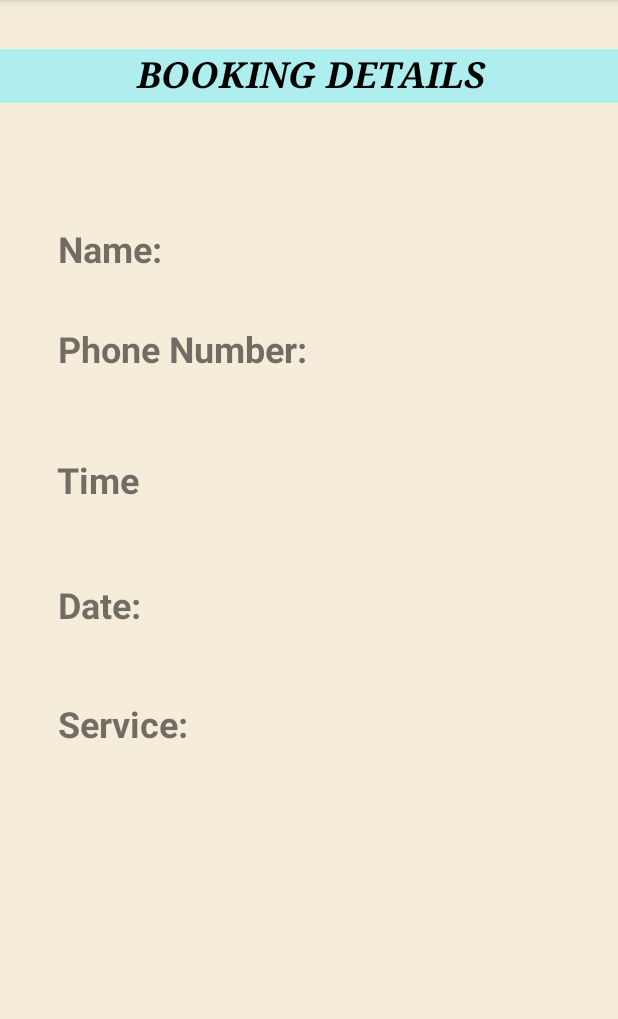
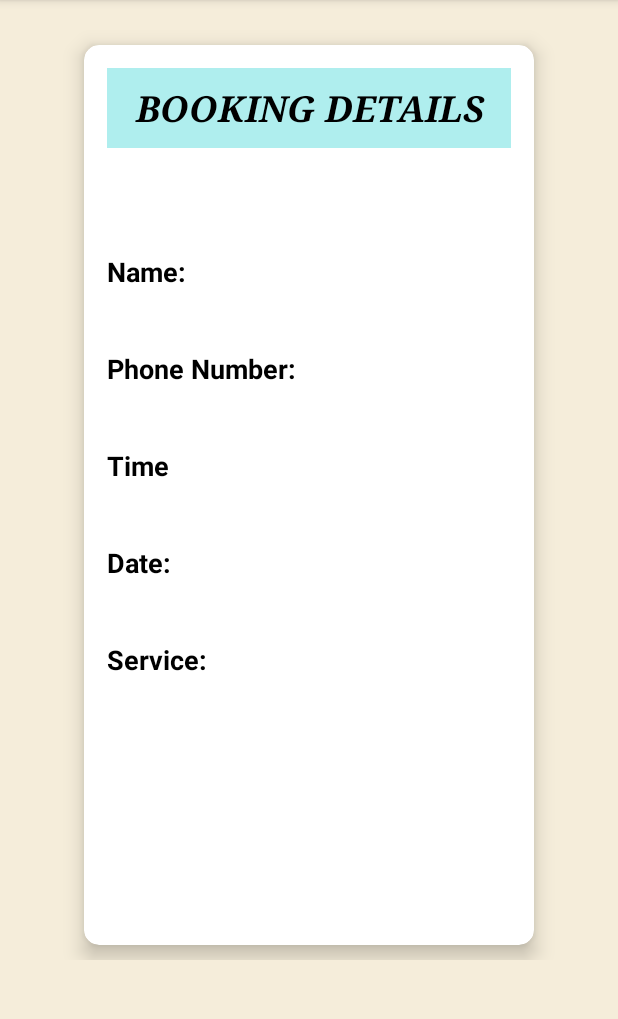
Before and after one commit to khairakh/gp8, an Android app: the DisplayBooking screen opened directly, with no data from a screen before it, on a phone screen of 412 x 824 dp, the part 84-1103 px from its top. Run offline under Robolectric (Android 15) with nearby library versions, the light colour scheme and no system bars; our stand-ins replace Firebase (no records; nobody signed in at launch, a user with empty details on screens opened directly); 5 statements that could not run were skipped.

Commit message:
Display booking updated

```diff
--- a/app/src/main/java/com/example/group8/BookingForm.java
+++ b/app/src/main/java/com/example/group8/BookingForm.java
@@ -141,14 +141,14 @@ public class BookingForm extends AppCompatActivity {
             @Override
             public void onItemSelected(AdapterView<?> arg0, View arg1, int arg2, long arg3) {
                 int index = arg0.getSelectedItemPosition();
-
-                if (index == 0){
+                nServices = services[index];
+                /*if (index == 0){
                     Toast.makeText(getBaseContext(), "Please select a service", Toast.LENGTH_SHORT).show();
                 }
                 else{
                     nServices = services[index];
                     Toast.makeText(getBaseContext(), "You have selected " + services[index], Toast.LENGTH_SHORT).show();
-                }
+                }*/
             }
 
             @Override
--- a/app/src/main/java/com/example/group8/DisplayBooking.java
+++ b/app/src/main/java/com/example/group8/DisplayBooking.java
@@ -39,18 +39,18 @@ public class DisplayBooking extends AppCompatActivity {
         firebaseAuth = FirebaseAuth.getInstance();
         firebaseDatabase = FirebaseDatabase.getInstance();
 
-        databaseReference = firebaseDatabase.getInstance().getReference("Booking Info").child(firebaseAuth.getUid());
+        databaseReference = firebaseDatabase.getInstance().getReference("Booking Data").child(firebaseAuth.getUid());
 
         databaseReference.addValueEventListener(new ValueEventListener() {
             @Override
             public void onDataChange(@NonNull DataSnapshot snapshot) {
-                UserBooking userBooking = snapshot.getValue(UserBooking.class);
+                BookingData bookingData = snapshot.getValue(BookingData.class);
 
-                dName.setText("Name: " + userBooking.getName());
-                dNumber.setText("Phone Number: " + userBooking.getPhoneNumber());
-                dDate.setText("Date: " + userBooking.getDate());
-                dTime.setText("Time: " + userBooking.getTime());
-                dService.setText("Service: " + userBooking.getServices());
+                dName.setText("Name: " + bookingData.getName());
+                dNumber.setText("Phone Number: " + bookingData.getPhoneNumber());
+                dDate.setText("Date: " + bookingData.getDate());
+                dTime.setText("Time: " + bookingData.getTime());
+                dService.setText("Service: " + bookingData.getServices());
             }
 
             @Override
--- a/app/src/main/res/layout/activity_display_booking.xml
+++ b/app/src/main/res/layout/activity_display_booking.xml
@@ -1,5 +1,5 @@
 <?xml version="1.0" encoding="utf-8"?>
-<androidx.constraintlayout.widget.ConstraintLayout xmlns:android="http://schemas.android.com/apk/res/android"
+<ScrollView xmlns:android="http://schemas.android.com/apk/res/android"
     xmlns:app="http://schemas.android.com/apk/res-auto"
     xmlns:tools="http://schemas.android.com/tools"
     android:layout_width="match_parent"
@@ -7,91 +7,100 @@
     android:background="#F5EDDA"
     tools:context=".DisplayBooking">
 
-    <TextView
-        android:id="@+id/tvName"
-        android:layout_width="wrap_content"
-        android:layout_height="wrap_content"
-        android:text="Name: "
-        android:textSize="24sp"
-        android:textStyle="bold"
-        app:layout_constraintBottom_toBottomOf="parent"
-        app:layout_constraintEnd_toEndOf="parent"
-        app:layout_constraintHorizontal_bias="0.115"
-        app:layout_constraintStart_toStartOf="parent"
-        app:layout_constraintTop_toTopOf="parent"
-        app:layout_constraintVertical_bias="0.203" />
+    <androidx.appcompat.widget.LinearLayoutCompat
+        android:layout_width="match_parent"
+        android:layout_height="match_parent"
+        android:orientation="vertical">
 
-    <TextView
-        android:id="@+id/tvNumber"
-        android:layout_width="wrap_content"
-        android:layout_height="wrap_content"
-        android:text="Phone Number: "
-        android:textSize="24sp"
-        android:textStyle="bold"
-        app:layout_constraintBottom_toBottomOf="parent"
-        app:layout_constraintEnd_toEndOf="parent"
-        app:layout_constraintHorizontal_bias="0.16"
-        app:layout_constraintStart_toStartOf="parent"
-        app:layout_constraintTop_toBottomOf="@+id/tvName"
-        app:layout_constraintVertical_bias="0.062" />
+        <LinearLayout
+            android:layout_width="match_parent"
+            android:layout_height="match_parent"
+            android:orientation="horizontal"
+            android:textAlignment="center"
+            android:gravity="center_horizontal"
+            android:padding="20dp">
 
-    <TextView
-        android:id="@+id/tvTime"
-        android:layout_width="wrap_content"
-        android:layout_height="wrap_content"
-        android:text="Time"
-        android:textSize="24sp"
-        android:textStyle="bold"
-        app:layout_constraintBottom_toBottomOf="parent"
-        app:layout_constraintEnd_toEndOf="parent"
-        app:layout_constraintHorizontal_bias="0.106"
-        app:layout_constraintStart_toStartOf="parent"
-        app:layout_constraintTop_toBottomOf="@+id/tvNumber"
-        app:layout_constraintVertical_bias="0.113" />
+            <androidx.cardview.widget.CardView
+                android:layout_width="300dp"
+                android:layout_height="600dp"
+                android:layout_margin="10dp"
+                app:cardCornerRadius="10dp"
+                app:cardElevation="8dp"
+                android:orientation="horizontal"
+                android:backgroundTint="@color/white">
 
-    <TextView
-        android:id="@+id/tvDate"
-        android:layout_width="wrap_content"
-        android:layout_height="wrap_content"
-        android:text="Date: "
-        android:textSize="24sp"
-        android:textStyle="bold"
-        app:layout_constraintBottom_toBottomOf="parent"
-        app:layout_constraintEnd_toEndOf="parent"
-        app:layout_constraintHorizontal_bias="0.11"
-        app:layout_constraintStart_toStartOf="parent"
-        app:layout_constraintTop_toBottomOf="@+id/tvTime"
-        app:layout_constraintVertical_bias="0.127" />
+                <LinearLayout
+                    android:layout_width="match_parent"
+                    android:layout_height="match_parent"
+                    android:orientation="vertical"
+                    android:padding="15dp">
 
-    <TextView
-        android:id="@+id/tvService"
-        android:layout_width="wrap_content"
-        android:layout_height="wrap_content"
-        android:text="Service: "
-        android:textSize="24sp"
-        android:textStyle="bold"
-        app:layout_constraintBottom_toBottomOf="parent"
-        app:layout_constraintEnd_toEndOf="parent"
-        app:layout_constraintHorizontal_bias="0.121"
-        app:layout_constraintStart_toStartOf="parent"
-        app:layout_constraintTop_toBottomOf="@+id/tvDate"
-        app:layout_constraintVertical_bias="0.148" />
+                    <TextView
+                        android:layout_width="match_parent"
+                        android:layout_height="wrap_content"
+                        android:background="@color/PaleTurquoise"
+                        android:fontFamily="serif"
+                        android:text="BOOKING DETAILS"
+                        android:textAlignment="center"
+                        android:textColor="@color/black"
+                        android:textSize="24sp"
+                        android:textStyle="bold|italic"
+                        android:padding="10dp"/>
 
-    <TextView
-        android:id="@+id/textView40"
-        android:layout_width="415dp"
-        android:layout_height="36dp"
-        android:background="@color/PaleTurquoise"
-        android:fontFamily="serif"
-        android:text="BOOKING DETAILS"
-        android:textAlignment="center"
-        android:textColor="@color/black"
-        android:textSize="24sp"
-        android:textStyle="bold|italic"
-        app:layout_constraintBottom_toBottomOf="parent"
-        app:layout_constraintEnd_toEndOf="parent"
-        app:layout_constraintStart_toStartOf="parent"
-        app:layout_constraintTop_toTopOf="parent"
-        app:layout_constraintVertical_bias="0.045" />
+                    <TextView
+                        android:id="@+id/tvName"
+                        android:layout_width="wrap_content"
+                        android:layout_height="wrap_content"
+                        android:text="Name: "
+                        android:paddingTop="70dp"
+                        android:textColor="#000000"
+                        android:textSize="18sp"
+                        android:textStyle="bold" />
 
-</androidx.constraintlayout.widget.ConstraintLayout>
+                    <TextView
+                        android:id="@+id/tvNumber"
+                        android:layout_width="wrap_content"
+                        android:layout_height="wrap_content"
+                        android:text="Phone Number: "
+                        android:paddingTop="40dp"
+                        android:textColor="#000000"
+                        android:textSize="18sp"
+                        android:textStyle="bold"/>
+
+                    <TextView
+                        android:id="@+id/tvTime"
+                        android:layout_width="wrap_content"
+                        android:layout_height="wrap_content"
+                        android:text="Time"
+                        android:paddingTop="40dp"
+                        android:textColor="#000000"
+                        android:textSize="18sp"
+                        android:textStyle="bold"/>
+
+                    <TextView
+                        android:id="@+id/tvDate"
+                        android:layout_width="wrap_content"
+                        android:layout_height="wrap_content"
+                        android:drawablePadding="10dp"
+                        android:text="Date: "
+                        android:paddingTop="40dp"
+                        android:textColor="#000000"
+                        android:textSize="18sp"
+                        android:textStyle="bold"/>
+
+                    <TextView
+                        android:id="@+id/tvService"
+                        android:layout_width="wrap_content"
+                        android:layout_height="wrap_content"
+                        android:drawablePadding="10dp"
+                        android:text="Service: "
+                        android:paddingTop="40dp"
+                        android:textColor="#000000"
+                        android:textSize="18sp"
+                        android:textStyle="bold"/>
+                </LinearLayout>
+            </androidx.cardview.widget.CardView>
+        </LinearLayout>
+    </androidx.appcompat.widget.LinearLayoutCompat>
+
+</ScrollView>
--- a/app/src/main/res/values/strings.xml
+++ b/app/src/main/res/values/strings.xml
@@ -2,17 +2,16 @@
     <string name="app_name">SalonTIME</string>
 
     <string-array name="services">
-        <item></item>
-        <item>Haircut (short hair)</item>
-        <item>Haircut (long hair)</item>
-        <item>Blowdry (short hair)</item>
-        <item>Blowdry (long hair)</item>
-        <item>Coloring (short hair)</item>
-        <item>Coloring (long hair)</item>
-        <item>Rebonding (short hair)</item>
-        <item>Rebonding (long hair)</item>
-        <item>Extensions (short hair)</item>
-        <item>Extensions (long hair)</item>
+        <item>Haircut (short hair) - RM48</item>
+        <item>Haircut (long hair) - RM66</item>
+        <item>Blowdry (short hair) - RM50</item>
+        <item>Blowdry (long hair) - RM70</item>
+        <item>Coloring (short hair) - RM180</item>
+        <item>Coloring (long hair) - RM280</item>
+        <item>Rebonding (short hair) - RM150</item>
+        <item>Rebonding (long hair) - RM250</item>
+        <item>Extensions (short hair) - RM95</item>
+        <item>Extensions (long hair) - RM140</item>
     </string-array>
 
 </resources>
```
